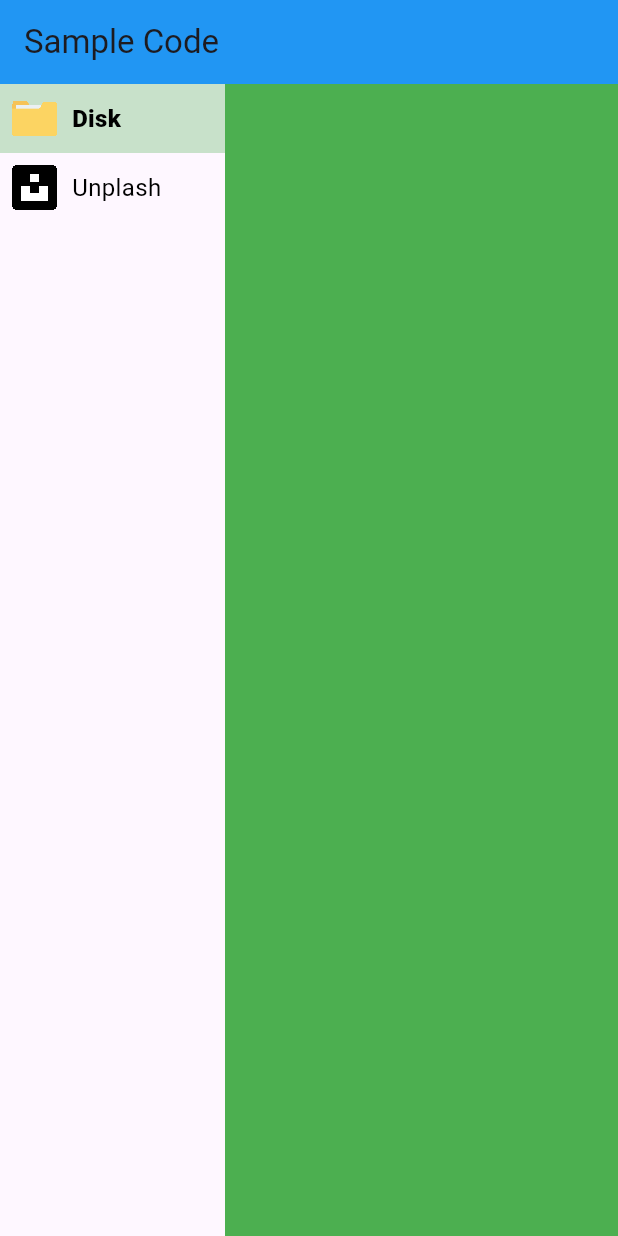
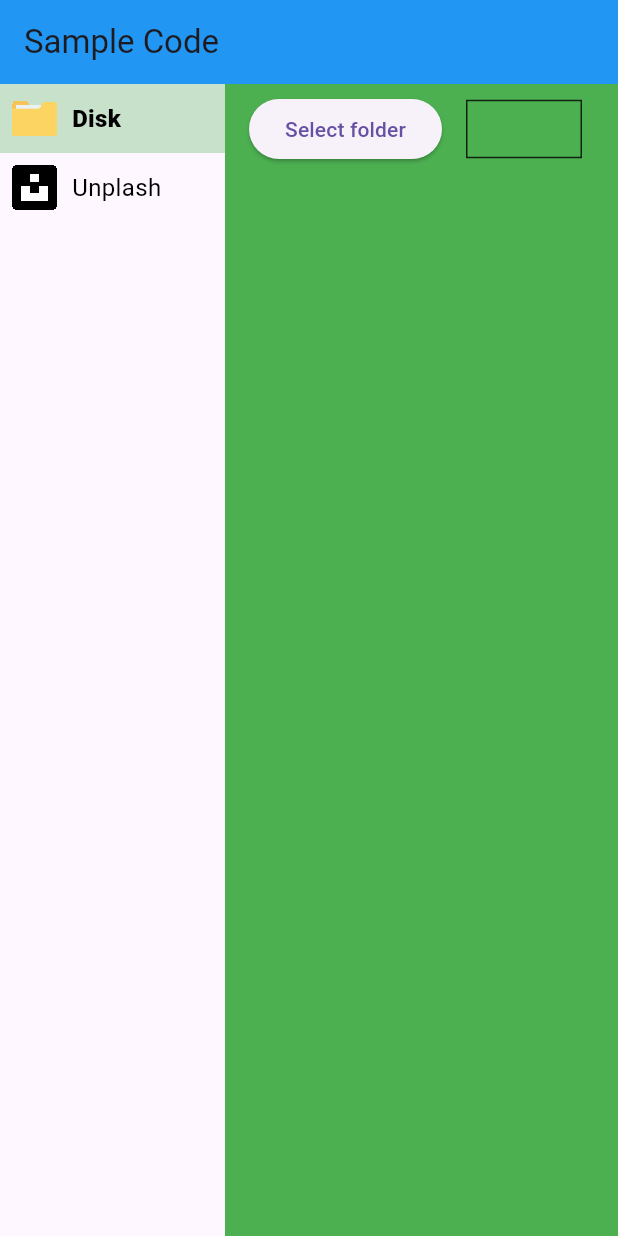
Before and after one commit to acumenrev/refresh_desktop, a Flutter app: the screen it shows after launch, on a phone screen of 412 x 824 dp. Run offline on Flutter 3.47's test engine with Material 3 defaults, Android fonts, the phone set to English and light mode, and no system bars; our stand-ins replace get; project files that could hold a hidden picture were left out.

Commit message:
Add Local Folder Section

```diff
--- a/refresh_desktop/lib/scene/local_folder/local_folder_controller.dart
+++ b/refresh_desktop/lib/scene/local_folder/local_folder_controller.dart
@@ -1,3 +1,9 @@
+import 'package:get/get.dart';
 import 'package:refresh_desktop/common/base_controller.dart';
 
-class LocalFolderController extends BaseController {}
+class LocalFolderController extends BaseController {
+  late RxString selectedDirectory;
+  LocalFolderController(String directory) {
+    selectedDirectory = directory.obs;
+  }
+}
--- a/refresh_desktop/lib/scene/local_folder/local_folder_screen.dart
+++ b/refresh_desktop/lib/scene/local_folder/local_folder_screen.dart
@@ -1,4 +1,6 @@
+import 'package:file_picker/file_picker.dart';
 import 'package:flutter/material.dart';
+import 'package:get/get.dart';
 import 'package:refresh_desktop/scene/local_folder/local_folder_controller.dart';
 
 class LocalFolderScreen extends StatelessWidget {
@@ -7,6 +9,70 @@ class LocalFolderScreen extends StatelessWidget {
 
   @override
   Widget build(BuildContext context) {
-    return const Placeholder();
+    return _setupUI();
+  }
+
+  Widget _setupUI() {
+    return Column(
+      children: [
+        // picker
+        _buildPickerSection(),
+        // grid display all folders
+        _buildGridPhotos()
+      ],
+    );
+  }
+
+  _buildPickerSection() {
+    return SizedBox(
+      height: 60,
+      child: Row(
+        children: [
+          const SizedBox(
+            width: 16.0,
+          ),
+          // button select
+          ElevatedButton(
+              onPressed: _selectFolderHandler,
+              child: const Text('Select folder')),
+          const SizedBox(
+            width: 16,
+          ),
+          // label to display selected directory path
+          Expanded(
+            child: Container(
+              decoration: BoxDecoration(
+                  border: Border.all(
+                      color: Colors.black.withOpacity(0.8),
+                      width: 1.0,
+                      style: BorderStyle.solid)),
+              child: Padding(
+                  padding: const EdgeInsets.all(8.0),
+                  child: Obx(() {
+                    return Text(controller.selectedDirectory.value);
+                  })),
+            ),
+          ),
+          const SizedBox(
+            width: 24.0,
+          )
+        ],
+      ),
+    );
+  }
+
+  _buildGridPhotos() {
+    return Container();
+  }
+
+  _selectFolderHandler() async {
+    String? selectedDirectory = await FilePicker.platform.getDirectoryPath();
+
+    if (selectedDirectory == null) {
+      // User canceled the picker
+    } else {
+      controller.selectedDirectory.value = selectedDirectory;
+    }
+    debugPrint('selected directory $selectedDirectory');
   }
 }
--- a/refresh_desktop/lib/scene/main/main_screen.dart
+++ b/refresh_desktop/lib/scene/main/main_screen.dart
@@ -1,6 +1,9 @@
 import 'package:flutter/material.dart';
+import 'package:get/get.dart';
 import 'package:refresh_desktop/common/ui/side_menu/side_menu.dart';
 import 'package:refresh_desktop/common/ui/side_menu/side_menu_controller.dart';
+import 'package:refresh_desktop/scene/local_folder/local_folder_controller.dart';
+import 'package:refresh_desktop/scene/local_folder/local_folder_screen.dart';
 
 class MainScreen extends StatelessWidget {
   final SideMenuController sideMenuController;
@@ -33,6 +36,8 @@ class MainScreen extends StatelessWidget {
     return Expanded(
       child: Container(
         color: Colors.green,
+        child:
+            LocalFolderScreen(controller: Get.put(LocalFolderController(""))),
       ),
     );
   }
--- a/refresh_desktop/pubspec.yaml
+++ b/refresh_desktop/pubspec.yaml
@@ -35,6 +35,7 @@ dependencies:
   # Use with the CupertinoIcons class for iOS style icons.
   cupertino_icons: ^1.0.2
   get: ^4.6.6
+  file_picker: ^6.1.1
 
 dev_dependencies:
   flutter_test:
```
Also changed, not shown: 9 other files.
